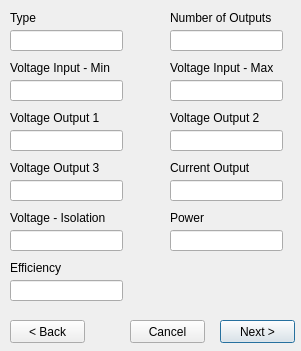
Above: AltiumPartsDB/power_dlg.ui from fierst/parts-db-editor before the change. Below: the same form after it.
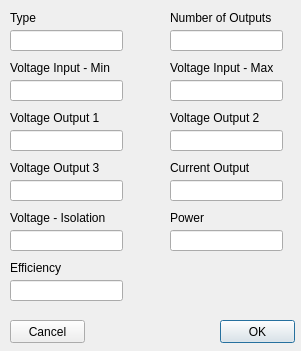
That is the form after the change.

Patch:
```diff
--- a/AltiumPartsDB/power_dlg.ui
+++ b/AltiumPartsDB/power_dlg.ui
@@ -276,26 +276,13 @@
     </rect>
    </property>
    <property name="text">
-    <string>Next &gt;</string>
-   </property>
-  </widget>
-  <widget class="QPushButton" name="btn_back">
-   <property name="geometry">
-    <rect>
-     <x>10</x>
-     <y>320</y>
-     <width>75</width>
-     <height>23</height>
-    </rect>
-   </property>
-   <property name="text">
-    <string>&lt; Back</string>
+    <string>OK</string>
    </property>
   </widget>
   <widget class="QPushButton" name="btn_cancel">
    <property name="geometry">
     <rect>
-     <x>130</x>
+     <x>10</x>
      <y>320</y>
      <width>75</width>
      <height>23</height>
```
Left out of the diff: 23 changed lines with no effect on the pictures.
